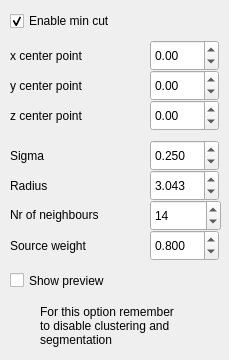
Before: the Qt Designer form project/mincutoptionview.ui in Aula13/QRecog, drawn with Qt 5.
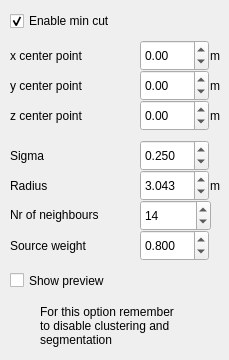
After: the same form once the commit is applied.

Diff of the .ui file:
```diff
--- a/project/mincutoptionview.ui
+++ b/project/mincutoptionview.ui
@@ -32,7 +32,7 @@
   <widget class="QDoubleSpinBox" name="spnxCenterPoint">
    <property name="geometry">
     <rect>
-     <x>150</x>
+     <x>140</x>
      <y>40</y>
      <width>69</width>
      <height>31</height>
@@ -73,7 +73,7 @@
   <widget class="QDoubleSpinBox" name="spnyCenterPoint">
    <property name="geometry">
     <rect>
-     <x>150</x>
+     <x>140</x>
      <y>70</y>
      <width>69</width>
      <height>31</height>
@@ -98,7 +98,7 @@
   <widget class="QDoubleSpinBox" name="spnzCenterPoint">
    <property name="geometry">
     <rect>
-     <x>150</x>
+     <x>140</x>
      <y>100</y>
      <width>69</width>
      <height>31</height>
@@ -155,7 +155,7 @@
   <widget class="QDoubleSpinBox" name="spnSigma">
    <property name="geometry">
     <rect>
-     <x>150</x>
+     <x>140</x>
      <y>140</y>
      <width>69</width>
      <height>31</height>
@@ -206,7 +206,7 @@
   <widget class="QDoubleSpinBox" name="spnRadius">
    <property name="geometry">
     <rect>
-     <x>150</x>
+     <x>140</x>
      <y>170</y>
      <width>69</width>
      <height>31</height>
@@ -257,7 +257,7 @@
   <widget class="QDoubleSpinBox" name="spnSourceWeight">
    <property name="geometry">
     <rect>
-     <x>150</x>
+     <x>140</x>
      <y>230</y>
      <width>69</width>
      <height>31</height>
@@ -276,7 +276,7 @@
   <widget class="QSpinBox" name="spnNrNeighbours">
    <property name="geometry">
     <rect>
-     <x>150</x>
+     <x>140</x>
      <y>200</y>
      <width>71</width>
      <height>31</height>
@@ -320,6 +320,70 @@
 segmentation</string>
    </property>
   </widget>
+  <widget class="QLabel" name="lblUDMmeters">
+   <property name="geometry">
+    <rect>
+     <x>210</x>
+     <y>40</y>
+     <width>16</width>
+     <height>31</height>
+    </rect>
+   </property>
+   <property name="text">
+    <string>m</string>
+   </property>
+   <property name="alignment">
+    <set>Qt::AlignLeading|Qt::AlignLeft|Qt::AlignVCenter</set>
+   </property>
+  </widget>
+  <widget class="QLabel" name="lblUDMmeters_2">
+   <property name="geometry">
+    <rect>
+     <x>210</x>
+     <y>70</y>
+     <width>16</width>
+     <height>31</height>
+    </rect>
+   </property>
+   <property name="text">
+    <string>m</string>
+   </property>
+   <property name="alignment">
+    <set>Qt::AlignLeading|Qt::AlignLeft|Qt::AlignVCenter</set>
+   </property>
+  </widget>
+  <widget class="QLabel" name="lblUDMmeters_3">
+   <property name="geometry">
+    <rect>
+     <x>210</x>
+     <y>100</y>
+     <width>16</width>
+     <height>31</height>
+    </rect>
+   </property>
+   <property name="text">
+    <string>m</string>
+   </property>
+   <property name="alignment">
+    <set>Qt::AlignLeading|Qt::AlignLeft|Qt::AlignVCenter</set>
+   </property>
+  </widget>
+  <widget class="QLabel" name="lblUDMmeters_4">
+   <property name="geometry">
+    <rect>
+     <x>210</x>
+     <y>170</y>
+     <width>16</width>
+     <height>31</height>
+    </rect>
+   </property>
+   <property name="text">
+    <string>m</string>
+   </property>
+   <property name="alignment">
+    <set>Qt::AlignLeading|Qt::AlignLeft|Qt::AlignVCenter</set>
+   </property>
+  </widget>
  </widget>
  <resources/>
  <connections/>
```
